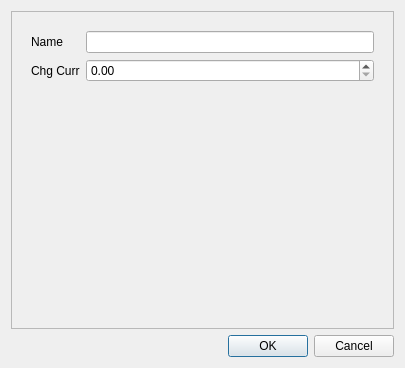
First picture: the form in app/src/view/shuntcur/shuntcurconfigpopup.ui, repository daitenshionyan/vrfbcalc-cpp, before the edit.
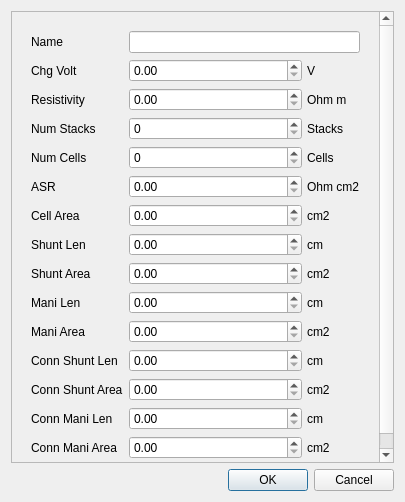
Second picture: the form after the edit.

Commit message: Implement shunt performance calculation

Diff of the .ui file:
```diff
--- a/app/src/view/shuntcur/shuntcurconfigpopup.ui
+++ b/app/src/view/shuntcur/shuntcurconfigpopup.ui
@@ -7,7 +7,7 @@
     <x>0</x>
     <y>0</y>
     <width>405</width>
-    <height>368</height>
+    <height>502</height>
    </rect>
   </property>
   <property name="windowTitle">
@@ -25,7 +25,7 @@
         <x>0</x>
         <y>0</y>
         <width>385</width>
-        <height>318</height>
+        <height>452</height>
        </rect>
       </property>
       <layout class="QVBoxLayout" name="verticalLayout_4">
@@ -50,27 +50,21 @@
           <property name="spacing">
            <number>0</number>
           </property>
+          <property name="topMargin">
+           <number>10</number>
+          </property>
+          <property name="rightMargin">
+           <number>10</number>
+          </property>
+          <property name="bottomMargin">
+           <number>10</number>
+          </property>
           <item>
-           <widget class="QWidget" name="nameBox" native="true">
-            <property name="sizePolicy">
-             <sizepolicy hsizetype="Preferred" vsizetype="Fixed">
-              <horstretch>0</horstretch>
-              <verstretch>0</verstretch>
-             </sizepolicy>
-            </property>
+           <widget class="QWidget" name="widget_2" native="true">
             <layout class="QFormLayout" name="formLayout">
              <property name="leftMargin">
               <number>10</number>
              </property>
-             <property name="topMargin">
-              <number>10</number>
-             </property>
-             <property name="rightMargin">
-              <number>10</number>
-             </property>
-             <property name="bottomMargin">
-              <number>10</number>
-             </property>
              <item row="0" column="0">
               <widget class="QLabel" name="nameLabel">
                <property name="text">
@@ -84,51 +78,726 @@
              <item row="1" column="0">
               <widget class="QLabel" name="chgCurrLabel">
                <property name="text">
-                <string>Chg Curr</string>
+                <string>Chg Volt</string>
                </property>
               </widget>
              </item>
              <item row="1" column="1">
-              <widget class="QDoubleSpinBox" name="chgCurrField">
-               <property name="maximum">
-                <double>100000.000000000000000</double>
+              <widget class="QWidget" name="chgVoltBox" native="true">
+               <layout class="QHBoxLayout" name="horizontalLayout">
+                <property name="spacing">
+                 <number>5</number>
+                </property>
+                <property name="leftMargin">
+                 <number>0</number>
+                </property>
+                <property name="topMargin">
+                 <number>0</number>
+                </property>
+                <property name="rightMargin">
+                 <number>0</number>
+                </property>
+                <property name="bottomMargin">
+                 <number>0</number>
+                </property>
+                <item>
+                 <widget class="QDoubleSpinBox" name="chgVoltField">
+                  <property name="maximum">
+                   <double>9999999999.000000000000000</double>
+                  </property>
+                 </widget>
+                </item>
+                <item>
+                 <widget class="QLabel" name="chgVoltUnitLabel">
+                  <property name="sizePolicy">
+                   <sizepolicy hsizetype="Fixed" vsizetype="Preferred">
+                    <horstretch>0</horstretch>
+                    <verstretch>0</verstretch>
+                   </sizepolicy>
+                  </property>
+                  <property name="minimumSize">
+                   <size>
+                    <width>53</width>
+                    <height>0</height>
+                   </size>
+                  </property>
+                  <property name="text">
+                   <string>V</string>
+                  </property>
+                 </widget>
+                </item>
+               </layout>
+              </widget>
+             </item>
+             <item row="2" column="0">
+              <widget class="QLabel" name="resistivityLabel">
+               <property name="text">
+                <string>Resistivity</string>
                </property>
               </widget>
              </item>
+             <item row="2" column="1">
+              <widget class="QWidget" name="resistivityBox" native="true">
+               <layout class="QHBoxLayout" name="horizontalLayout_2">
+                <property name="spacing">
+                 <number>5</number>
+                </property>
+                <property name="leftMargin">
+                 <number>0</number>
+                </property>
+                <property name="topMargin">
+                 <number>0</number>
+                </property>
+                <property name="rightMargin">
+                 <number>0</number>
+                </property>
+                <property name="bottomMargin">
+                 <number>0</number>
+                </property>
+                <item>
+                 <widget class="QDoubleSpinBox" name="resistivityField">
+                  <property name="maximum">
+                   <double>9999999999.000000000000000</double>
+                  </property>
+                 </widget>
+                </item>
+                <item>
+                 <widget class="QLabel" name="resistivityUnitLabel">
+                  <property name="sizePolicy">
+                   <sizepolicy hsizetype="Fixed" vsizetype="Preferred">
+                    <horstretch>0</horstretch>
+                    <verstretch>0</verstretch>
+                   </sizepolicy>
+                  </property>
+                  <property name="minimumSize">
+                   <size>
+                    <width>53</width>
+                    <height>0</height>
+                   </size>
+                  </property>
+                  <property name="text">
+                   <string>Ohm m</string>
+                  </property>
+                 </widget>
+                </item>
+               </layout>
+              </widget>
+             </item>
+             <item row="3" column="0">
+              <widget class="QLabel" name="numStackLabel">
+               <property name="text">
+                <string>Num Stacks</string>
+               </property>
+              </widget>
+             </item>
+             <item row="3" column="1">
+              <widget class="QWidget" name="numStackBox" native="true">
+               <layout class="QHBoxLayout" name="horizontalLayout_3">
+                <property name="spacing">
+                 <number>5</number>
+                </property>
+                <property name="leftMargin">
+                 <number>0</number>
+                </property>
+                <property name="topMargin">
+                 <number>0</number>
+                </property>
+                <property name="rightMargin">
+                 <number>0</number>
+                </property>
+                <property name="bottomMargin">
+                 <number>0</number>
+                </property>
+                <item>
+                 <widget class="QSpinBox" name="numStackField"/>
+                </item>
+                <item>
+                 <widget class="QLabel" name="numStackUnitLabel">
+                  <property name="sizePolicy">
+                   <sizepolicy hsizetype="Fixed" vsizetype="Preferred">
+                    <horstretch>0</horstretch>
+                    <verstretch>0</verstretch>
+                   </sizepolicy>
+                  </property>
+                  <property name="minimumSize">
+                   <size>
+                    <width>53</width>
+                    <height>0</height>
+                   </size>
+                  </property>
+                  <property name="text">
+                   <string>Stacks</string>
+                  </property>
+                 </widget>
+                </item>
+               </layout>
+              </widget>
+             </item>
+             <item row="4" column="0">
+              <widget class="QLabel" name="numCellLabel">
+               <property name="text">
+                <string>Num Cells</string>
+               </property>
+              </widget>
+             </item>
+             <item row="4" column="1">
+              <widget class="QWidget" name="numCellBox" native="true">
+               <layout class="QHBoxLayout" name="horizontalLayout_4">
+                <property name="spacing">
+                 <number>5</number>
+                </property>
+                <property name="leftMargin">
+                 <number>0</number>
+                </property>
+                <property name="topMargin">
+                 <number>0</number>
+                </property>
+                <property name="rightMargin">
+                 <number>0</number>
+                </property>
+                <property name="bottomMargin">
+                 <number>0</number>
+                </property>
+                <item>
+                 <widget class="QSpinBox" name="numCellField"/>
+                </item>
+                <item>
+                 <widget class="QLabel" name="numCellUnitLabel">
+                  <property name="sizePolicy">
+                   <sizepolicy hsizetype="Fixed" vsizetype="Preferred">
+                    <horstretch>0</horstretch>
+                    <verstretch>0</verstretch>
+                   </sizepolicy>
+                  </property>
+                  <property name="minimumSize">
+                   <size>
+                    <width>53</width>
+                    <height>0</height>
+                   </size>
+                  </property>
+                  <property name="text">
+                   <string>Cells</string>
+                  </property>
+                 </widget>
+                </item>
+               </layout>
+              </widget>
+             </item>
+             <item row="7" column="0">
+              <widget class="QLabel" name="shuntLenLabel">
+               <property name="text">
+                <string>Shunt Len</string>
+               </property>
+              </widget>
+             </item>
+             <item row="7" column="1">
+              <widget class="QWidget" name="shuntLenBox" native="true">
+               <layout class="QHBoxLayout" name="horizontalLayout_5">
+                <property name="spacing">
+                 <number>5</number>
+                </property>
+                <property name="leftMargin">
+                 <number>0</number>
+                </property>
+                <property name="topMargin">
+                 <number>0</number>
+                </property>
+                <property name="rightMargin">
+                 <number>0</number>
+                </property>
+                <property name="bottomMargin">
+                 <number>0</number>
+                </property>
+                <item>
+                 <widget class="QDoubleSpinBox" name="shuntLenField">
+                  <property name="maximum">
+                   <double>9999999.000000000000000</double>
+                  </property>
+                 </widget>
+                </item>
+                <item>
+                 <widget class="QLabel" name="shuntLenUnitLabel">
+                  <property name="sizePolicy">
+                   <sizepolicy hsizetype="Fixed" vsizetype="Preferred">
+                    <horstretch>0</horstretch>
+                    <verstretch>0</verstretch>
+                   </sizepolicy>
+                  </property>
+                  <property name="minimumSize">
+                   <size>
+                    <width>53</width>
+                    <height>0</height>
+                   </size>
+                  </property>
+                  <property name="text">
+                   <string>cm</string>
+                  </property>
+                 </widget>
+                </item>
+               </layout>
+              </widget>
+             </item>
+             <item row="8" column="0">
+              <widget class="QLabel" name="shuntAreaLabel">
+               <property name="text">
+                <string>Shunt Area</string>
+               </property>
+              </widget>
+             </item>
+             <item row="8" column="1">
+              <widget class="QWidget" name="shuntAreaBox" native="true">
+               <layout class="QHBoxLayout" name="horizontalLayout_6">
+                <property name="spacing">
+                 <number>5</number>
+                </property>
+                <property name="leftMargin">
+                 <number>0</number>
+                </property>
+                <property name="topMargin">
+                 <number>0</number>
+                </property>
+                <property name="rightMargin">
+                 <number>0</number>
+                </property>
+                <property name="bottomMargin">
+                 <number>0</number>
+                </property>
+                <item>
+                 <widget class="QDoubleSpinBox" name="shuntAreaField">
+                  <property name="maximum">
+                   <double>9999999999.000000000000000</double>
+                  </property>
+                 </widget>
+                </item>
+                <item>
+                 <widget class="QLabel" name="shuntAreaUnitLabel">
+                  <property name="sizePolicy">
+                   <sizepolicy hsizetype="Fixed" vsizetype="Preferred">
+                    <horstretch>0</horstretch>
+                    <verstretch>0</verstretch>
+                   </sizepolicy>
+                  </property>
+                  <property name="minimumSize">
+                   <size>
+                    <width>53</width>
+                    <height>0</height>
+                   </size>
+                  </property>
+                  <property name="text">
+                   <string>cm2</string>
+                  </property>
+                 </widget>
+                </item>
+               </layout>
+              </widget>
+             </item>
+             <item row="9" column="0">
+              <widget class="QLabel" name="maniLenLabel">
+               <property name="text">
+                <string>Mani Len</string>
+               </property>
+              </widget>
+             </item>
+             <item row="9" column="1">
+              <widget class="QWidget" name="maniLenBox" native="true">
+               <layout class="QHBoxLayout" name="horizontalLayout_7">
+                <property name="spacing">
+                 <number>5</number>
+                </property>
+                <property name="leftMargin">
+                 <number>0</number>
+                </property>
+                <property name="topMargin">
+                 <number>0</number>
+                </property>
+                <property name="rightMargin">
+                 <number>0</number>
+                </property>
+                <property name="bottomMargin">
+                 <number>0</number>
+                </property>
+                <item>
+                 <widget class="QDoubleSpinBox" name="maniLenField"/>
+                </item>
+                <item>
+                 <widget class="QLabel" name="maniLenUnitLabel">
+                  <property name="sizePolicy">
+                   <sizepolicy hsizetype="Fixed" vsizetype="Preferred">
+                    <horstretch>0</horstretch>
+                    <verstretch>0</verstretch>
+                   </sizepolicy>
+                  </property>
+                  <property name="minimumSize">
+                   <size>
+                    <width>53</width>
+                    <height>0</height>
+                   </size>
+                  </property>
+                  <property name="text">
+                   <string>cm</string>
+                  </property>
+                 </widget>
+                </item>
+               </layout>
+              </widget>
+             </item>
+             <item row="10" column="0">
+              <widget class="QLabel" name="maniAreaLabel">
+               <property name="text">
+                <string>Mani Area</string>
+               </property>
+              </widget>
+             </item>
+             <item row="10" column="1">
+              <widget class="QWidget" name="maniAreaBox" native="true">
+               <layout class="QHBoxLayout" name="horizontalLayout_8">
+                <property name="spacing">
+                 <number>5</number>
+                </property>
+                <property name="leftMargin">
+                 <number>0</number>
+                </property>
+                <property name="topMargin">
+                 <number>0</number>
+                </property>
+                <property name="rightMargin">
+                 <number>0</number>
+                </property>
+                <property name="bottomMargin">
+                 <number>0</number>
+                </property>
+                <item>
+                 <widget class="QDoubleSpinBox" name="maniAreaField"/>
+                </item>
+                <item>
+                 <widget class="QLabel" name="maniAreaUnitLabel">
+                  <property name="sizePolicy">
+                   <sizepolicy hsizetype="Fixed" vsizetype="Preferred">
+                    <horstretch>0</horstretch>
+                    <verstretch>0</verstretch>
+                   </sizepolicy>
+                  </property>
+                  <property name="minimumSize">
+                   <size>
+                    <width>53</width>
+                    <height>0</height>
+                   </size>
+                  </property>
+                  <property name="text">
+                   <string>cm2</string>
+                  </property>
+                 </widget>
+                </item>
+               </layout>
+              </widget>
+             </item>
+             <item row="11" column="0">
+              <widget class="QLabel" name="connShuntLenLabel">
+               <property name="text">
+                <string>Conn Shunt Len</string>
+               </property>
+              </widget>
+             </item>
+             <item row="11" column="1">
+              <widget class="QWidget" name="connShuntLenBox" native="true">
+               <layout class="QHBoxLayout" name="horizontalLayout_9">
+                <property name="spacing">
+                 <number>5</number>
+                </property>
+                <property name="leftMargin">
+                 <number>0</number>
+                </property>
+                <property name="topMargin">
+                 <number>0</number>
+                </property>
+                <property name="rightMargin">
+                 <number>0</number>
+                </property>
+                <property name="bottomMargin">
+                 <number>0</number>
+                </property>
+                <item>
+                 <widget class="QDoubleSpinBox" name="connShuntLenField"/>
+                </item>
+                <item>
+                 <widget class="QLabel" name="connShuntLenUnitLabel">
+                  <property name="sizePolicy">
+                   <sizepolicy hsizetype="Fixed" vsizetype="Preferred">
+                    <horstretch>0</horstretch>
+                    <verstretch>0</verstretch>
+                   </sizepolicy>
+                  </property>
+                  <property name="minimumSize">
+                   <size>
+                    <width>53</width>
+                    <height>0</height>
+                   </size>
+                  </property>
+                  <property name="text">
+                   <string>cm</string>
+                  </property>
+                 </widget>
+                </item>
+               </layout>
+              </widget>
+             </item>
+             <item row="12" column="0">
+              <widget class="QLabel" name="connShuntAreaLabel">
+               <property name="text">
+                <string>Conn Shunt Area</string>
+               </property>
+              </widget>
+             </item>
+             <item row="12" column="1">
+              <widget class="QWidget" name="connShuntAreaBox" native="true">
+               <layout class="QHBoxLayout" name="horizontalLayout_10">
+                <property name="spacing">
+                 <number>5</number>
+                </property>
+                <property name="leftMargin">
+                 <number>0</number>
+                </property>
+                <property name="topMargin">
+                 <number>0</number>
+                </property>
+                <property name="rightMargin">
+                 <number>0</number>
+                </property>
+                <property name="bottomMargin">
+                 <number>0</number>
+                </property>
+                <item>
+                 <widget class="QDoubleSpinBox" name="connShuntAreaField"/>
+                </item>
+                <item>
+                 <widget class="QLabel" name="connShuntAreaUnitLabel">
+                  <property name="sizePolicy">
+                   <sizepolicy hsizetype="Fixed" vsizetype="Preferred">
+                    <horstretch>0</horstretch>
+                    <verstretch>0</verstretch>
+                   </sizepolicy>
+                  </property>
+                  <property name="minimumSize">
+                   <size>
+                    <width>53</width>
+                    <height>0</height>
+                   </size>
+                  </property>
+                  <property name="text">
+                   <string>cm2</string>
+                  </property>
+                 </widget>
+                </item>
+               </layout>
+              </widget>
+             </item>
+             <item row="13" column="0">
+              <widget class="QLabel" name="connManiLenLabel">
+               <property name="text">
+                <string>Conn Mani Len</string>
+               </property>
+              </widget>
+             </item>
+             <item row="13" column="1">
+              <widget class="QWidget" name="connManiLenBox" native="true">
+               <layout class="QHBoxLayout" name="horizontalLayout_11">
+                <property name="spacing">
+                 <number>5</number>
+                </property>
+                <property name="leftMargin">
+                 <number>0</number>
+                </property>
+                <property name="topMargin">
+                 <number>0</number>
+                </property>
+                <property name="rightMargin">
+                 <number>0</number>
+                </property>
+                <property name="bottomMargin">
+                 <number>0</number>
+                </property>
+                <item>
+                 <widget class="QDoubleSpinBox" name="connManiLenField"/>
+                </item>
+                <item>
+                 <widget class="QLabel" name="connManiLenUnitLabel">
+                  <property name="sizePolicy">
+                   <sizepolicy hsizetype="Fixed" vsizetype="Preferred">
+                    <horstretch>0</horstretch>
+                    <verstretch>0</verstretch>
+                   </sizepolicy>
+                  </property>
+                  <property name="minimumSize">
+                   <size>
+                    <width>53</width>
+                    <height>0</height>
+                   </size>
+                  </property>
+                  <property name="text">
+                   <string>cm</string>
+                  </property>
+                 </widget>
+                </item>
+               </layout>
+              </widget>
+             </item>
+             <item row="14" column="0">
+              <widget class="QLabel" name="connManiAreaLabel">
+               <property name="text">
+                <string>Conn Mani Area</string>
+               </property>
+              </widget>
+             </item>
+             <item row="14" column="1">
+              <widget class="QWidget" name="connManiAreaBox" native="true">
+               <layout class="QHBoxLayout" name="horizontalLayout_12">
+                <property name="spacing">
+                 <number>5</number>
+                </property>
+                <property name="leftMargin">
+                 <number>0</number>
+                </property>
+                <property name="topMargin">
+                 <number>0</number>
+                </property>
+                <property name="rightMargin">
+                 <number>0</number>
+                </property>
+                <property name="bottomMargin">
+                 <number>0</number>
+                </property>
+                <item>
+                 <widget class="QDoubleSpinBox" name="connManiAreaField"/>
+                </item>
+                <item>
+                 <widget class="QLabel" name="conManiAreaUnitLabel">
+                  <property name="sizePolicy">
+                   <sizepolicy hsizetype="Fixed" vsizetype="Preferred">
+                    <horstretch>0</horstretch>
+                    <verstretch>0</verstretch>
+                   </sizepolicy>
+                  </property>
+                  <property name="minimumSize">
+                   <size>
+                    <width>53</width>
+                    <height>0</height>
+                   </size>
+                  </property>
+                  <property name="text">
+                   <string>cm2</string>
+                  </property>
+                 </widget>
+                </item>
+               </layout>
+              </widget>
+             </item>
+             <item row="5" column="0">
+              <widget class="QLabel" name="asrLabel">
+               <property name="text">
+                <string>ASR</string>
+               </property>
+              </widget>
+             </item>
+             <item row="5" column="1">
+              <widget class="QWidget" name="asrBox" native="true">
+               <layout class="QHBoxLayout" name="horizontalLayout_13">
+                <property name="spacing">
+                 <number>5</number>
+                </property>
+                <property name="leftMargin">
+                 <number>0</number>
+                </property>
+                <property name="topMargin">
+                 <number>0</number>
+                </property>
+                <property name="rightMargin">
+                 <number>0</number>
+                </property>
+                <property name="bottomMargin">
+                 <number>0</number>
+                </property>
+                <item>
+                 <widget class="QDoubleSpinBox" name="asrField"/>
+                </item>
+                <item>
+                 <widget class="QLabel" name="asrUnitLabel">
+                  <property name="sizePolicy">
+                   <sizepolicy hsizetype="Fixed" vsizetype="Preferred">
+                    <horstretch>0</horstretch>
+                    <verstretch>0</verstretch>
+                   </sizepolicy>
+                  </property>
+                  <property name="minimumSize">
+                   <size>
+                    <width>53</width>
+                    <height>0</height>
+                   </size>
+                  </property>
+                  <property name="text">
+                   <string>Ohm cm2</string>
+                  </property>
+                 </widget>
+                </item>
+               </layout>
+              </widget>
+             </item>
+             <item row="6" column="0">
+              <widget class="QLabel" name="cellAreaLabel">
+               <property name="text">
+                <string>Cell Area</string>
+               </property>
+              </widget>
+             </item>
+             <item row="6" column="1">
+              <widget class="QWidget" name="cellAreaBox" native="true">
+               <layout class="QHBoxLayout" name="horizontalLayout_14">
+                <property name="spacing">
+                 <number>5</number>
+                </property>
+                <property name="leftMargin">
+                 <number>0</number>
+                </property>
+                <property name="topMargin">
+                 <number>0</number>
+                </property>
+                <property name="rightMargin">
+                 <number>0</number>
+                </property>
+                <property name="bottomMargin">
+                 <number>0</number>
+                </property>
+                <item>
+                 <widget class="QDoubleSpinBox" name="cellAreaField">
+                  <property name="maximum">
+                   <double>9999999999.000000000000000</double>
+                  </property>
+                 </widget>
+                </item>
+                <item>
+                 <widget class="QLabel" name="cellAreaUnitLabel">
+                  <property name="sizePolicy">
+                   <sizepolicy hsizetype="Fixed" vsizetype="Preferred">
+                    <horstretch>0</horstretch>
+                    <verstretch>0</verstretch>
+                   </sizepolicy>
+                  </property>
+                  <property name="minimumSize">
+                   <size>
+                    <width>53</width>
+                    <height>0</height>
+                   </size>
+                  </property>
+                  <property name="text">
+                   <string>cm2</string>
+                  </property>
+                 </widget>
+                </item>
+               </layout>
+              </widget>
+             </item>
             </layout>
            </widget>
           </item>
-          <item>
-           <widget class="QWidget" name="formArea" native="true">
-            <layout class="QVBoxLayout" name="verticalLayout_3">
-             <property name="leftMargin">
-              <number>10</number>
-             </property>
-             <property name="topMargin">
-              <number>10</number>
-             </property>
-             <property name="rightMargin">
-              <number>10</number>
-             </property>
-             <property name="bottomMargin">
-              <number>10</number>
-             </property>
-            </layout>
-           </widget>
-          </item>
-          <item>
-           <spacer name="verticalSpacer">
-            <property name="orientation">
-             <enum>Qt::Vertical</enum>
-            </property>
-            <property name="sizeHint" stdset="0">
-             <size>
-              <width>20</width>
-              <height>40</height>
-             </size>
-            </property>
-           </spacer>
-          </item>
          </layout>
         </widget>
        </item>
```
Left out of the diff: 20 changed lines with no effect on the pictures. The commit also changes 8 other files.
